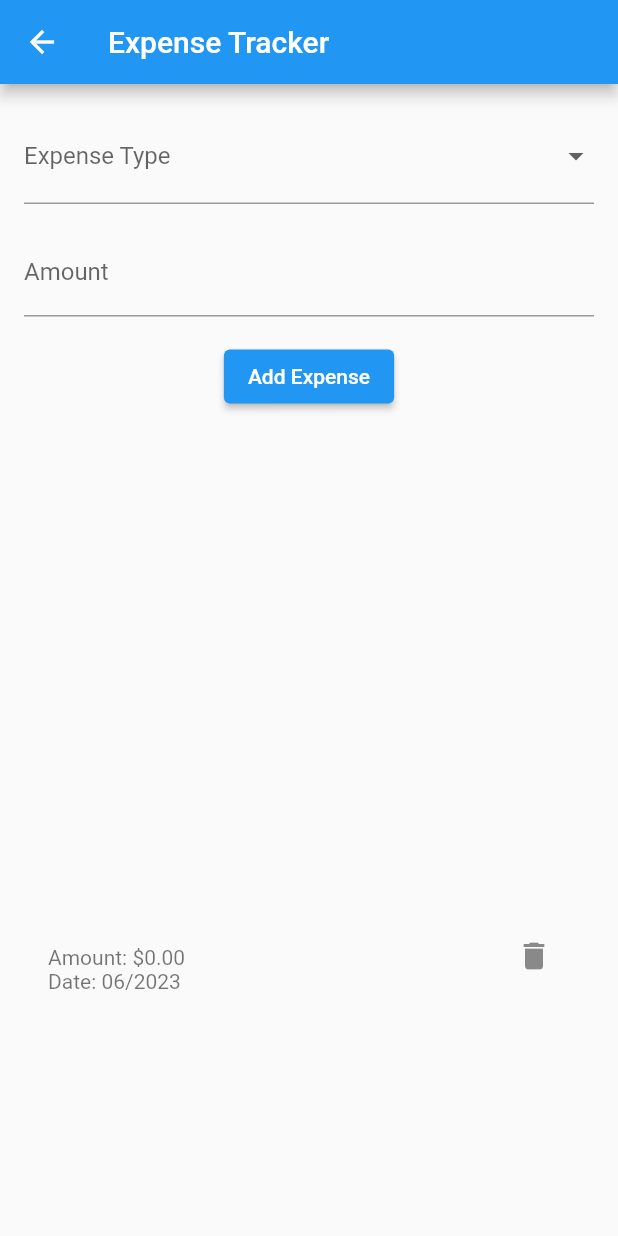
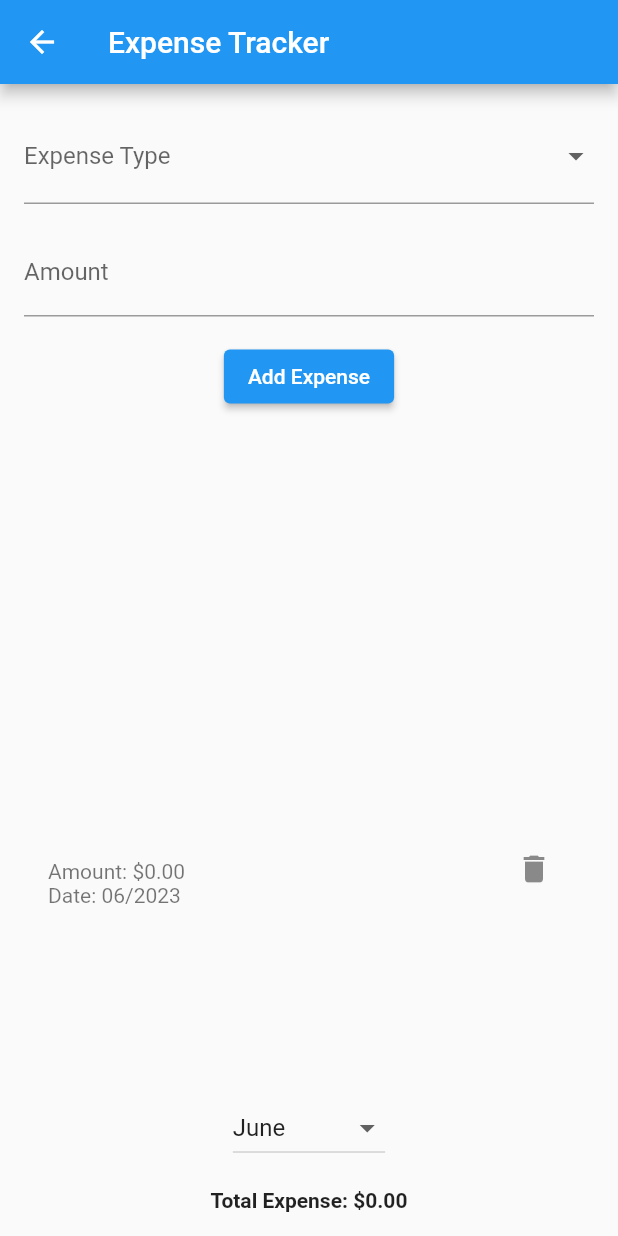
Before and after one commit to ulascancmgl/expenser, a Flutter app: the ExpensePage screen opened directly, after a tap on "Add Expense", on a phone screen of 412 x 824 dp. Run offline on Flutter 3.47's test engine with Material 2 defaults, Android fonts, the phone set to English and light mode, and no system bars; our stand-ins replace shared_preferences, syncfusion_flutter_charts; accounts and stored records are empty.

Commit message:
added month option to expenses

```diff
--- a/lib/expense.dart
+++ b/lib/expense.dart
@@ -25,6 +25,9 @@ class _ExpensePageState extends State<ExpensePage> {
     'Others'
   ];
 
+  int selectedMonth =
+      DateTime.now().month; // Initially set to the current month
+
   @override
   void initState() {
     super.initState();
@@ -39,6 +42,17 @@ class _ExpensePageState extends State<ExpensePage> {
 
   @override
   Widget build(BuildContext context) {
+    List<ExpenseItem> filteredExpenses = expenses.where((expense) {
+      DateTime expenseDate = DateTime.parse(expense.date.substring(3) +
+          "-" +
+          expense.date.substring(0, 2) +
+          "-01");
+      return expenseDate.month == selectedMonth;
+    }).toList();
+
+    double totalExpense =
+        filteredExpenses.fold(0, (sum, expense) => sum + expense.amount);
+
     return Scaffold(
       appBar: AppBar(
         title: Text('Expense Tracker'),
@@ -80,9 +94,9 @@ class _ExpensePageState extends State<ExpensePage> {
             SizedBox(height: 16),
             Expanded(
               flex: 3,
-              child: expenses.isNotEmpty
+              child: filteredExpenses.isNotEmpty
                   ? SfCircularChart(
-                      series: _getExpenseSeries(),
+                      series: _getExpenseSeries(filteredExpenses),
                       tooltipBehavior: TooltipBehavior(enable: true),
                     )
                   : Center(child: Text('No expenses recorded')),
@@ -91,20 +105,41 @@ class _ExpensePageState extends State<ExpensePage> {
             Expanded(
               flex: 2,
               child: ListView.builder(
-                itemCount: expenses.length,
+                itemCount: filteredExpenses.length,
                 itemBuilder: (context, index) {
                   return ListTile(
-                    title: Text(expenses[index].expenseType),
+                    title: Text(filteredExpenses[index].expenseType),
                     subtitle: Text(
-                      'Amount: \$${expenses[index].amount.toStringAsFixed(2)}\nDate: ${expenses[index].date}',
+                      'Amount: \$${filteredExpenses[index].amount.toStringAsFixed(2)}\nDate: ${filteredExpenses[index].date}',
                     ),
                     trailing: IconButton(
                       icon: Icon(Icons.delete),
-                      onPressed: () => _deleteExpense(index),
+                      onPressed: () => _deleteExpense(filteredExpenses[index]),
                     ),
                   );
                 },
               ),
+            ),
+            SizedBox(height: 16),
+            DropdownButton<int>(
+              value: selectedMonth,
+              onChanged: (newValue) {
+                setState(() {
+                  selectedMonth = newValue!;
+                });
+              },
+              items: [
+                for (int month = 1; month <= 12; month++)
+                  DropdownMenuItem<int>(
+                    value: month,
+                    child: Text(getMonthName(month)),
+                  ),
+              ],
+            ),
+            SizedBox(height: 16),
+            Text(
+              'Total Expense: \$${totalExpense.toStringAsFixed(2)}',
+              style: TextStyle(fontWeight: FontWeight.bold),
             ),
           ],
         ),
@@ -112,7 +147,8 @@ class _ExpensePageState extends State<ExpensePage> {
     );
   }
 
-  List<PieSeries<ExpenseItem, String>> _getExpenseSeries() {
+  List<PieSeries<ExpenseItem, String>> _getExpenseSeries(
+      List<ExpenseItem> expenses) {
     List<ExpenseItem> filteredExpenses =
         expenses.where((expense) => expense.amount > 0).toList();
 
@@ -171,9 +207,9 @@ class _ExpensePageState extends State<ExpensePage> {
     prefs.setStringList('expenses', encodedExpenses);
   }
 
-  void _deleteExpense(int index) {
+  void _deleteExpense(ExpenseItem expense) {
     setState(() {
-      expenses.removeAt(index);
+      expenses.remove(expense);
     });
     saveExpenses();
   }
@@ -190,6 +226,37 @@ class _ExpensePageState extends State<ExpensePage> {
       setState(() {
         expenses = loadedExpenses;
       });
+    }
+  }
+
+  String getMonthName(int month) {
+    switch (month) {
+      case 1:
+        return 'January';
+      case 2:
+        return 'February';
+      case 3:
+        return 'March';
+      case 4:
+        return 'April';
+      case 5:
+        return 'May';
+      case 6:
+        return 'June';
+      case 7:
+        return 'July';
+      case 8:
+        return 'August';
+      case 9:
+        return 'September';
+      case 10:
+        return 'October';
+      case 11:
+        return 'November';
+      case 12:
+        return 'December';
+      default:
+        return '';
     }
   }
 }
```
